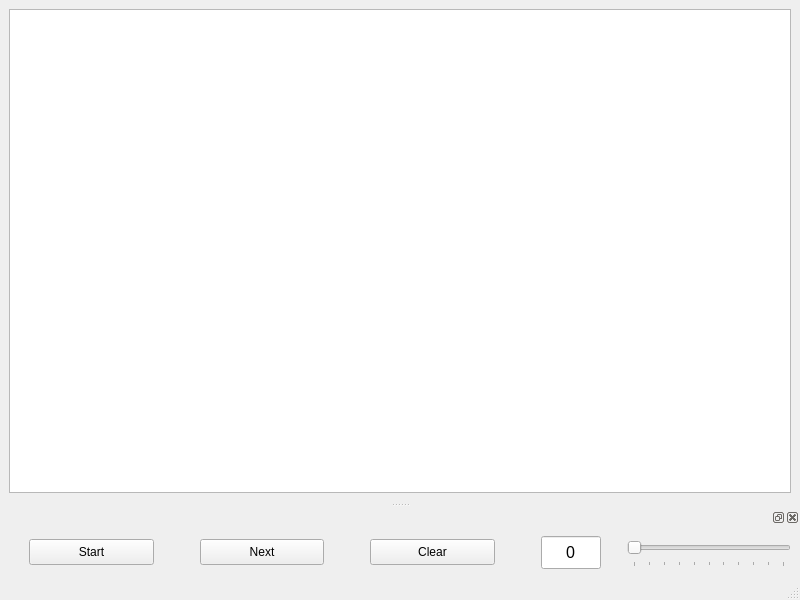
The window that gamewindow.ui (njraf/conways-game-of-life) describes before a commit, drawn with Qt 5.
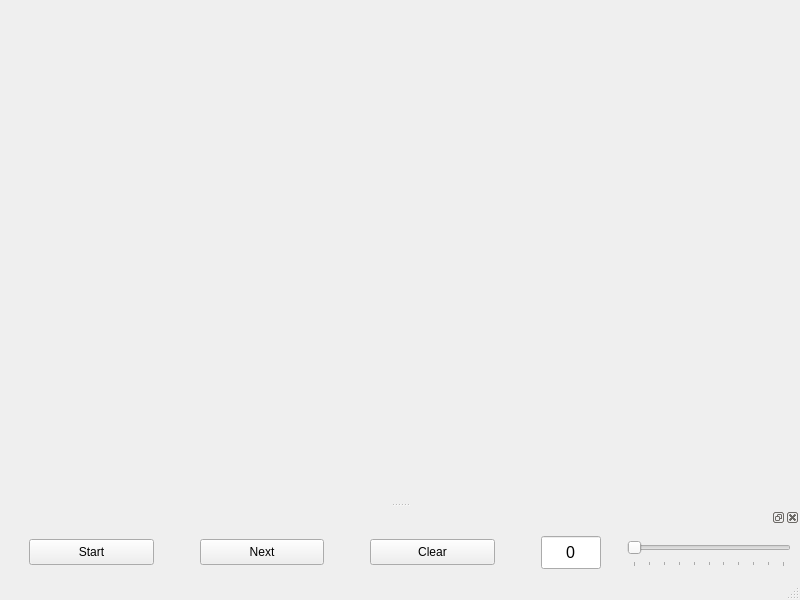
The same window after the commit.

Commit message: Cells appear in grid. Clicking Cells makes them Yellow.

The edit to the form file:
```diff
--- a/gamewindow.ui
+++ b/gamewindow.ui
@@ -16,41 +16,7 @@
   <widget class="QWidget" name="centralwidget">
    <layout class="QVBoxLayout" name="verticalLayout">
     <item>
-     <widget class="QTableWidget" name="board">
-      <property name="verticalScrollBarPolicy">
-       <enum>Qt::ScrollBarAlwaysOff</enum>
-      </property>
-      <property name="horizontalScrollBarPolicy">
-       <enum>Qt::ScrollBarAlwaysOff</enum>
-      </property>
-      <property name="sizeAdjustPolicy">
-       <enum>QAbstractScrollArea::AdjustIgnored</enum>
-      </property>
-      <property name="autoScroll">
-       <bool>false</bool>
-      </property>
-      <property name="tabKeyNavigation">
-       <bool>false</bool>
-      </property>
-      <property name="showDropIndicator" stdset="0">
-       <bool>false</bool>
-      </property>
-      <property name="dragDropOverwriteMode">
-       <bool>false</bool>
-      </property>
-      <attribute name="horizontalHeaderVisible">
-       <bool>false</bool>
-      </attribute>
-      <attribute name="horizontalHeaderHighlightSections">
-       <bool>false</bool>
-      </attribute>
-      <attribute name="verticalHeaderVisible">
-       <bool>false</bool>
-      </attribute>
-      <attribute name="verticalHeaderHighlightSections">
-       <bool>false</bool>
-      </attribute>
-     </widget>
+     <layout class="QGridLayout" name="board"/>
     </item>
    </layout>
   </widget>
```
The commit also changes 3 other files.
